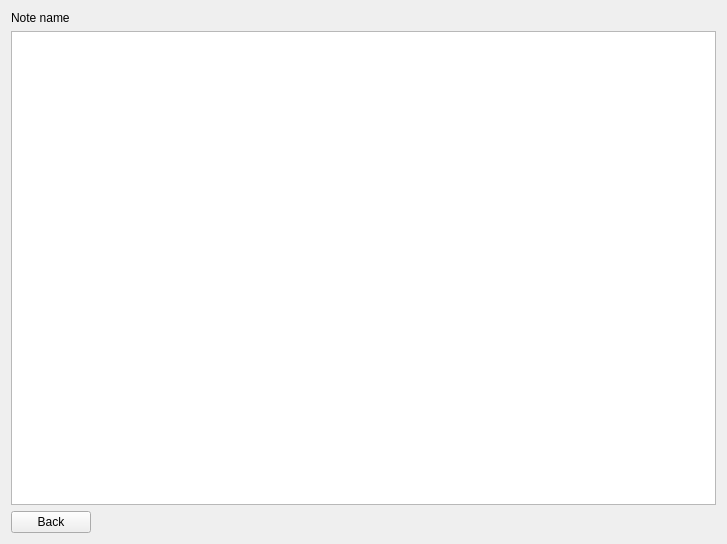
Before: the Qt Designer form Notessa/text_note/ui/show_textnote_widget.ui in Eixini/Notessa, drawn with Qt 5.
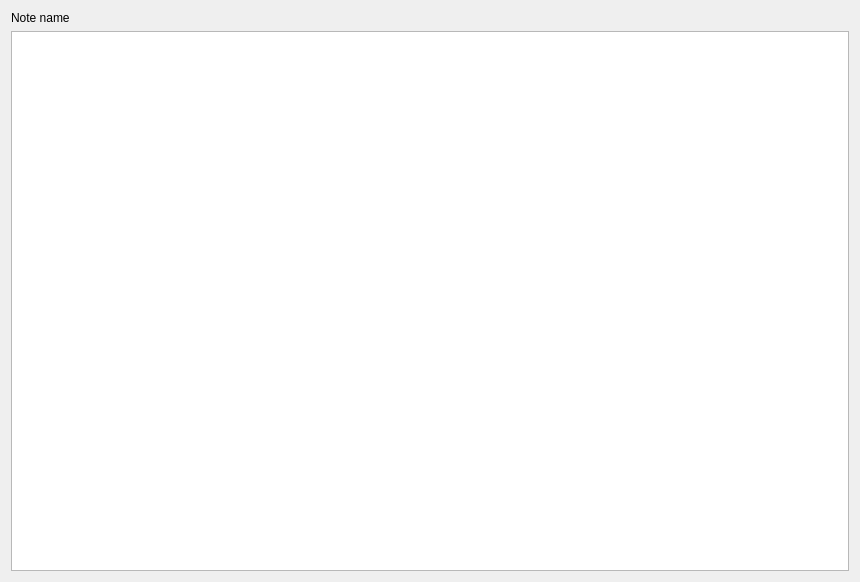
After: the same form once the commit is applied.

```diff
--- a/Notessa/text_note/ui/show_textnote_widget.ui
+++ b/Notessa/text_note/ui/show_textnote_widget.ui
@@ -1,24 +1,15 @@
 <?xml version="1.0" encoding="UTF-8"?>
 <ui version="4.0">
  <class>ShowTextNoteWidget</class>
- <widget class="QWidget" name="ShowTextNoteWidget">
-  <property name="windowModality">
-   <enum>Qt::ApplicationModal</enum>
-  </property>
+ <widget class="QDialog" name="ShowTextNoteWidget">
   <property name="geometry">
    <rect>
     <x>0</x>
     <y>0</y>
-    <width>727</width>
-    <height>544</height>
+    <width>860</width>
+    <height>582</height>
    </rect>
   </property>
-  <property name="sizePolicy">
-   <sizepolicy hsizetype="Expanding" vsizetype="Expanding">
-    <horstretch>0</horstretch>
-    <verstretch>0</verstretch>
-   </sizepolicy>
-  </property>
   <property name="windowTitle">
    <string>Form</string>
   </property>
@@ -37,42 +28,6 @@
      </property>
     </widget>
    </item>
-   <item>
-    <layout class="QHBoxLayout" name="buttons_panel_horizontal_layout">
-     <item>
-      <widget class="QPushButton" name="backButton">
-       <property name="sizePolicy">
-        <sizepolicy hsizetype="Preferred" vsizetype="Minimum">
-         <horstretch>0</horstretch>
-         <verstretch>0</verstretch>
-        </sizepolicy>
-       </property>
-       <property name="text">
-        <string>Back</string>
-       </property>
-       <property name="iconSize">
-        <size>
-         <width>32</width>
-         <height>32</height>
-        </size>
-       </property>
-      </widget>
-     </item>
-     <item>
-      <spacer name="horizontalSpacer">
-       <property name="orientation">
-        <enum>Qt::Horizontal</enum>
-       </property>
-       <property name="sizeHint" stdset="0">
-        <size>
-         <width>128</width>
-         <height>20</height>
-        </size>
-       </property>
-      </spacer>
-     </item>
-    </layout>
-   </item>
   </layout>
  </widget>
  <resources/>
```
Left out of the diff: 2 changed lines with no effect on the pictures.
